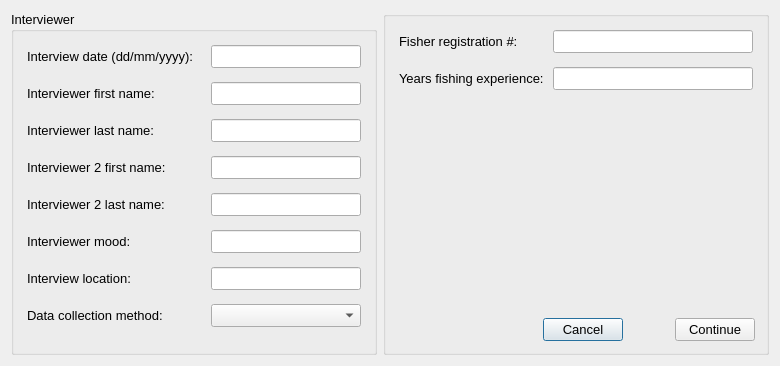
Before: the Qt Designer form oom_st_kitts_nevis/Interview/interviewstart.ui in Ecotrust/openoceanmap-desktop, drawn with Qt 5.
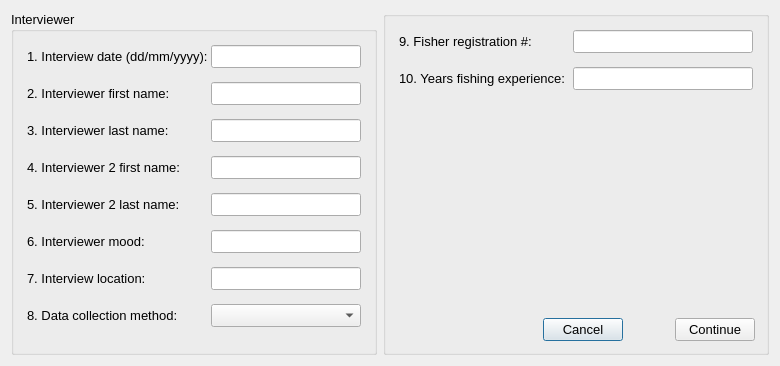
After: the same form once the commit is applied.

The edit to the form file:
```diff
--- a/oom_st_kitts_nevis/Interview/interviewstart.ui
+++ b/oom_st_kitts_nevis/Interview/interviewstart.ui
@@ -55,7 +55,7 @@
                   </size>
                  </property>
                  <property name="text" >
-                  <string>Interview date (dd/mm/yyyy):</string>
+                  <string>1. Interview date (dd/mm/yyyy):</string>
                  </property>
                 </widget>
                </item>
@@ -108,7 +108,7 @@
                   </size>
                  </property>
                  <property name="text" >
-                  <string>Interviewer first name:</string>
+                  <string>2. Interviewer first name:</string>
                  </property>
                 </widget>
                </item>
@@ -161,7 +161,7 @@
                   </size>
                  </property>
                  <property name="text" >
-                  <string>Interviewer last name:</string>
+                  <string>3. Interviewer last name:</string>
                  </property>
                 </widget>
                </item>
@@ -214,7 +214,7 @@
                   </size>
                  </property>
                  <property name="text" >
-                  <string>Interviewer 2 first name:</string>
+                  <string>4. Interviewer 2 first name:</string>
                  </property>
                 </widget>
                </item>
@@ -267,7 +267,7 @@
                   </size>
                  </property>
                  <property name="text" >
-                  <string>Interviewer 2 last name:</string>
+                  <string>5. Interviewer 2 last name:</string>
                  </property>
                 </widget>
                </item>
@@ -320,7 +320,7 @@
                   </size>
                  </property>
                  <property name="text" >
-                  <string>Interviewer mood:</string>
+                  <string>6. Interviewer mood:</string>
                  </property>
                 </widget>
                </item>
@@ -373,7 +373,7 @@
                   </size>
                  </property>
                  <property name="text" >
-                  <string>Interview location:</string>
+                  <string>7. Interview location:</string>
                  </property>
                 </widget>
                </item>
@@ -426,7 +426,7 @@
                   </size>
                  </property>
                  <property name="text" >
-                  <string>Data collection method:</string>
+                  <string>8. Data collection method:</string>
                  </property>
                 </widget>
                </item>
@@ -507,13 +507,13 @@
             <widget class="QLabel" name="years_text_6" >
              <property name="minimumSize" >
               <size>
-               <width>150</width>
+               <width>170</width>
                <height>0</height>
               </size>
              </property>
              <property name="maximumSize" >
               <size>
-               <width>150</width>
+               <width>170</width>
                <height>16777215</height>
               </size>
              </property>
@@ -523,7 +523,7 @@
               </font>
              </property>
              <property name="text" >
-              <string>Fisher registration #:</string>
+              <string>9. Fisher registration #:</string>
              </property>
             </widget>
            </item>
@@ -534,13 +534,13 @@
              </property>
              <property name="minimumSize" >
               <size>
-               <width>100</width>
+               <width>180</width>
                <height>0</height>
               </size>
              </property>
              <property name="maximumSize" >
               <size>
-               <width>200</width>
+               <width>180</width>
                <height>16777215</height>
               </size>
              </property>
@@ -575,13 +575,13 @@
             <widget class="QLabel" name="landing_port_text_3" >
              <property name="minimumSize" >
               <size>
-               <width>150</width>
+               <width>170</width>
                <height>0</height>
               </size>
              </property>
              <property name="maximumSize" >
               <size>
-               <width>150</width>
+               <width>170</width>
                <height>16777215</height>
               </size>
              </property>
@@ -591,7 +591,7 @@
               </font>
              </property>
              <property name="text" >
-              <string>Years fishing experience:</string>
+              <string>10. Years fishing experience:</string>
              </property>
             </widget>
            </item>
@@ -602,13 +602,13 @@
              </property>
              <property name="minimumSize" >
               <size>
-               <width>200</width>
+               <width>180</width>
                <height>0</height>
               </size>
              </property>
              <property name="maximumSize" >
               <size>
-               <width>200</width>
+               <width>180</width>
                <height>16777215</height>
               </size>
              </property>
```
